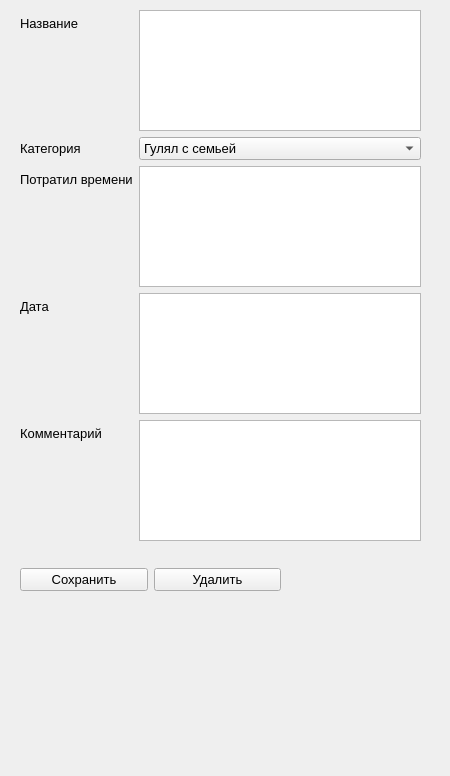
This is design/edit_event.ui in yurii-bel/project_2021 as Qt 5 draws it before an edit. The edited form follows.
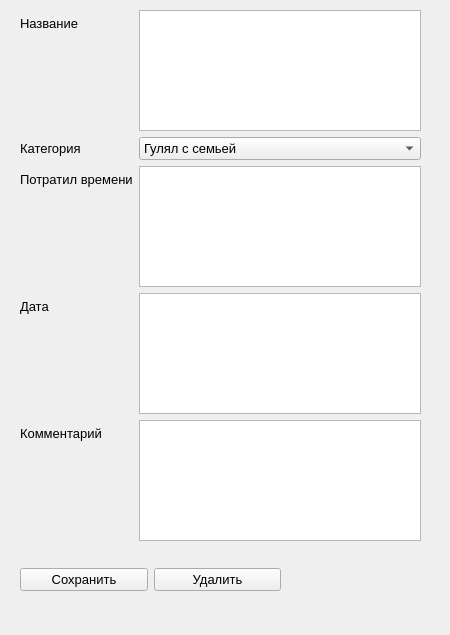
This is the edited form.

```diff
--- a/design/edit_event.ui
+++ b/design/edit_event.ui
@@ -7,7 +7,7 @@
     <x>0</x>
     <y>0</y>
     <width>450</width>
-    <height>776</height>
+    <height>635</height>
    </rect>
   </property>
   <property name="windowTitle">
```
